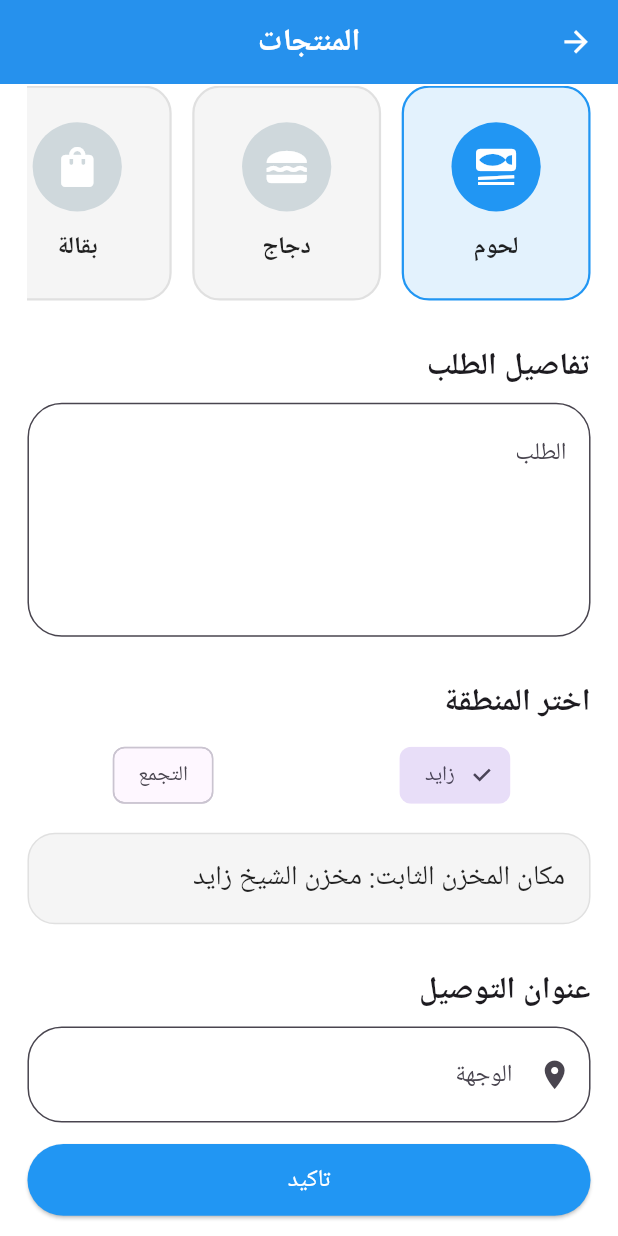
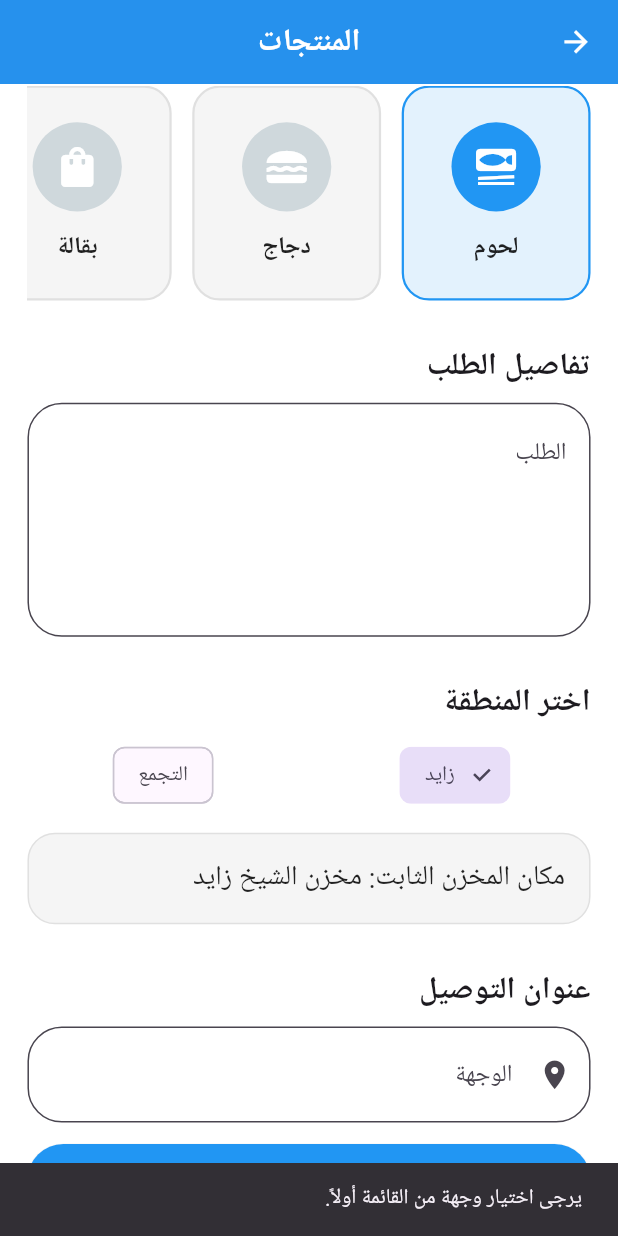
Before and after one commit to Mohamednaser66/ordervite, a Flutter app: the ProductsScreen screen opened by its route, scrolled down 57 dp, after a tap on "تاكيد", on a phone screen of 412 x 824 dp. Run offline on Flutter 3.47's test engine with Material 3 defaults, Android fonts, the phone set to English and light mode, and no system bars; our stand-ins replace bloc, cloud_firestore, dartz, dio, firebase_auth, firebase_core and 14 more; missing offline and left inert: app_tracking_transparency, rate_my_app; accounts and stored records are empty; network calls fail.

Commit message:
add product screen and convert supplier to client

```diff
--- a/lib/authpages.dart
+++ b/lib/authpages.dart
@@ -127,7 +127,7 @@ class _AuthPagesState extends State<AuthPages> {
       children: [
         _buildFullWidthButton(
           icon: Icons.home,
-          label: isEnglish ? 'Supplier Panel' : 'إدارة حساب المورد',
+          label: isEnglish ? 'Client Panel' : 'إدارة حساب العميل',
           color: Colors.blue,
           onTap: () {},
           horizontalPadding: 20,
--- a/lib/classes.dart
+++ b/lib/classes.dart
@@ -11,7 +11,19 @@ class OrderData {
   final String order_state;
   final String order_supplier_id;
 
-  OrderData(this.disLat, this.sorLat,this.disLong, this.sorlong,this.order_id,this.isConfirm,this.order_cost,this.order_price,this.order_pricecheck,this.order_state,this.order_supplier_id);
+  OrderData(
+    this.disLat,
+    this.sorLat,
+    this.disLong,
+    this.sorlong,
+    this.order_id,
+    this.isConfirm,
+    this.order_cost,
+    this.order_price,
+    this.order_pricecheck,
+    this.order_state,
+    this.order_supplier_id,
+  );
 }
 
 class OrderDist {
@@ -28,6 +40,7 @@ class OrderDist {
   final String? order_pricecheck;
   final String? order_state;
   final String? order_shippier_id;
+  final String? orderNote;
 
   OrderDist(
     this.disLat,
@@ -40,8 +53,9 @@ class OrderDist {
     this.order_price,
     this.order_pricecheck,
     this.order_state,
-      this.order_shippier_id,
-      );
+    this.order_shippier_id, {
+    this.orderNote,
+  });
 }
 
 class Message {
@@ -49,13 +63,11 @@ class Message {
   Message(this.message);
 }
 
-
 class OrderView {
   final String order_id;
   final String api_token;
-  OrderView(this.order_id,this.api_token);
+  OrderView(this.order_id, this.api_token);
 }
-
 
 class Chat {
   final String conservistion_id;
@@ -64,7 +76,7 @@ class Chat {
   final String? supplier_name;
   final String? shippier_name;
   final String type;
-  final String  api_token;
+  final String api_token;
 
   final String disLat;
   final String sorLat;
@@ -77,10 +89,28 @@ class Chat {
   final String order_pricecheck;
   final String order_state;
 
-final String  order_shippier_id;
+  final String order_shippier_id;
 
   final String order_supplier_id;
 
-
-  Chat(this.conservistion_id, this.supplier_id,this.shippier_id, this.supplier_name,this.shippier_name,this.type,this.api_token,this.disLat, this.sorLat,this.disLong, this.sorlong,this.isConfirm,this.order_cost,this.order_price,this.order_pricecheck,this.order_state,this.order_supplier_id,this.order_shippier_id);
+  Chat(
+    this.conservistion_id,
+    this.supplier_id,
+    this.shippier_id,
+    this.supplier_name,
+    this.shippier_name,
+    this.type,
+    this.api_token,
+    this.disLat,
+    this.sorLat,
+    this.disLong,
+    this.sorlong,
+    this.isConfirm,
+    this.order_cost,
+    this.order_price,
+    this.order_pricecheck,
+    this.order_state,
+    this.order_supplier_id,
+    this.order_shippier_id,
+  );
 }
--- a/lib/supplier/authantication/login.dart
+++ b/lib/supplier/authantication/login.dart
@@ -159,7 +159,7 @@ class _LogInState extends State<LogIn> {
         key: mykey,
         backgroundColor: const Color.fromRGBO(21, 42, 72, 0.9),
         appBar: AppBar(
-          title: Text(lang.lang == "en" ? 'Supplier Login' : ' دخول مورد '),
+          title: Text(lang.lang == "en" ? 'Client Login' : ' دخول العميل '),
         ),
         body: InkWell(onTap: () {
           FocusScope.of(context).unfocus();
--- a/lib/supplier/authantication/register.dart
+++ b/lib/supplier/authantication/register.dart
@@ -202,7 +202,7 @@ class _RegisterState extends State<Register> {
         backgroundColor: const Color.fromRGBO(21, 42, 72, 0.9),
         appBar: AppBar(
           title: Text(
-            lang.lang == "en" ? 'Supplier Registration' : "تسجيل مورد",
+            lang.lang == "en" ? 'Client Registration' : "تسجيل العميل",
           ),
         ),
         body: InkWell(
@@ -289,7 +289,7 @@ class _RegisterState extends State<Register> {
                     height: 40.h,
                     child: ElevatedButton.icon(
                       icon: Icon(Icons.app_registration,size: 22.sp,),
-                      label: Text(lang.lang == "en" ? "Sign UP" : "تسجيل كمورد"),
+                      label: Text(lang.lang == "en" ? "Sign UP" : "تسجيل "),
                       onPressed: () async {
                         if (!formstatesignup.currentState!.validate()) return;
 
--- a/lib/supplier/products/presantation/products_screen.dart
+++ b/lib/supplier/products/presantation/products_screen.dart
@@ -1,6 +1,9 @@
 import 'dart:convert';
 import 'package:flutter_maps/core/constant_manager.dart';
+import 'package:flutter_maps/core/routes_manager.dart';
 import 'package:flutter_maps/models/placeAtuocomplete.dart';
+import 'package:flutter_maps/classes.dart';
+import 'package:google_maps_flutter/google_maps_flutter.dart';
 import 'package:http/http.dart' as http;
 import 'package:flutter/material.dart';
 import 'package:flutter_maps/lang.dart';
@@ -35,6 +38,11 @@ class _ProductsScreenState extends State<ProductsScreen> {
       'en': 'Fixed store location: Tagamoa warehouse',
       'ar': 'مكان المخزن الثابت: مخزن التجمع',
     },
+  };
+
+  static const Map<String, LatLng> areaStoreLatLng = {
+    'zayed': LatLng(30.059445, 31.1933067),
+    'tagamoa': LatLng(30.060671, 31.204131),
   };
 
   final List<CategoryData> categories = [
@@ -176,6 +184,44 @@ class _ProductsScreenState extends State<ProductsScreen> {
     } catch (e) {
       print("Error in getPlaceAddressDetails: $e");
     }
+  }
+
+  void _confirmOrder(BuildContext context) {
+    final fixedLocation = areaStoreLatLng[selectedArea]!;
+
+    if (sorlat == null ||
+        sorlng == null ||
+        destinationController.text.isEmpty) {
+      ScaffoldMessenger.of(context).showSnackBar(
+        SnackBar(
+          content: Text(
+            Lang.of(context).lang == 'en'
+                ? 'Please choose a destination from the list first.'
+                : 'يرجى اختيار وجهة من القائمة أولاً.',
+          ),
+        ),
+      );
+      return;
+    }
+
+    final orderDist = OrderDist(
+      fixedLocation.latitude.toString(),
+      sorlat!,
+      fixedLocation.longitude.toString(),
+      sorlng!,
+      false,
+      null,
+      null,
+      null,
+      null,
+      null,
+      null,
+      orderNote: orderController.text.trim().isNotEmpty
+          ? orderController.text.trim()
+          : null,
+    );
+
+    Navigator.pushNamed(context, RoutesManager.orderPage, arguments: orderDist);
   }
 
   @override
@@ -413,10 +459,18 @@ class _ProductsScreenState extends State<ProductsScreen> {
               ],
               SizedBox(height: 12.h),
               SizedBox(
-                  width: double.infinity,
-                  height: 40.h,
-                  child: ElevatedButton(onPressed: (){}, child: Text(isEnglish?'Confirm':'تاكيد',style: TextStyle(color: Colors.white,fontSize: 14.sp),)))
-
+                width: double.infinity,
+                height: 40.h,
+                child: ElevatedButton(
+                  onPressed: () {
+                    _confirmOrder(context);
+                  },
+                  child: Text(
+                    isEnglish ? 'Confirm' : 'تاكيد',
+                    style: TextStyle(color: Colors.white, fontSize: 14.sp),
+                  ),
+                ),
+              ),
             ],
           ),
         ),
--- a/lib/supplier/searchscreen.dart
+++ b/lib/supplier/searchscreen.dart
@@ -143,8 +143,8 @@ class _SearchScreenState extends State<SearchScreen> {
   }
 
   showMessage() {
+    if (!mounted) return;
     Message? message = ModalRoute.of(context)?.settings.arguments as Message?;
-    if (!mounted) return;
     if (message != null && isMessage) {
       ScaffoldMessenger.of(context).showSnackBar(
         SnackBar(
```
Also changed, not shown: lib/supplier/home_page/home_page.dart (+20 -24 lines), lib/supplier/order.dart (+30 -6 lines), lib/supplier/order/presentation/supplier_order__cubit.dart (+16 -2 lines). Lines whose indentation alone changed are shown as unchanged.
